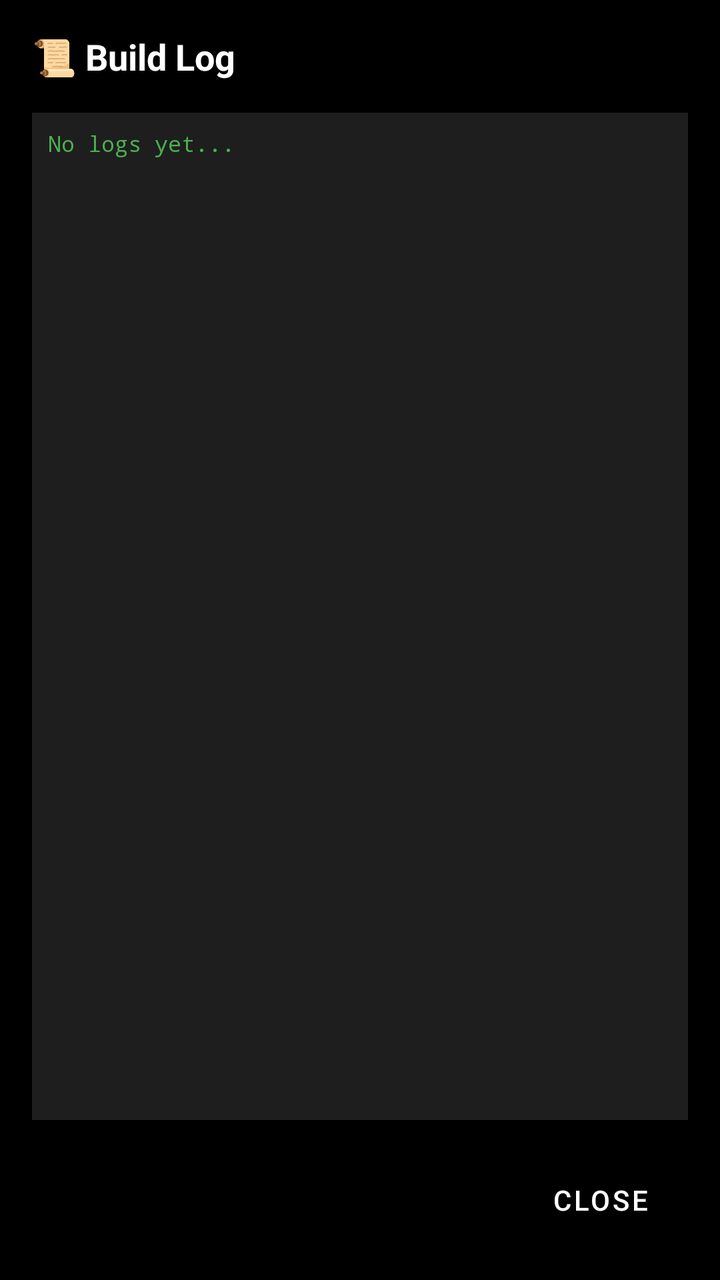
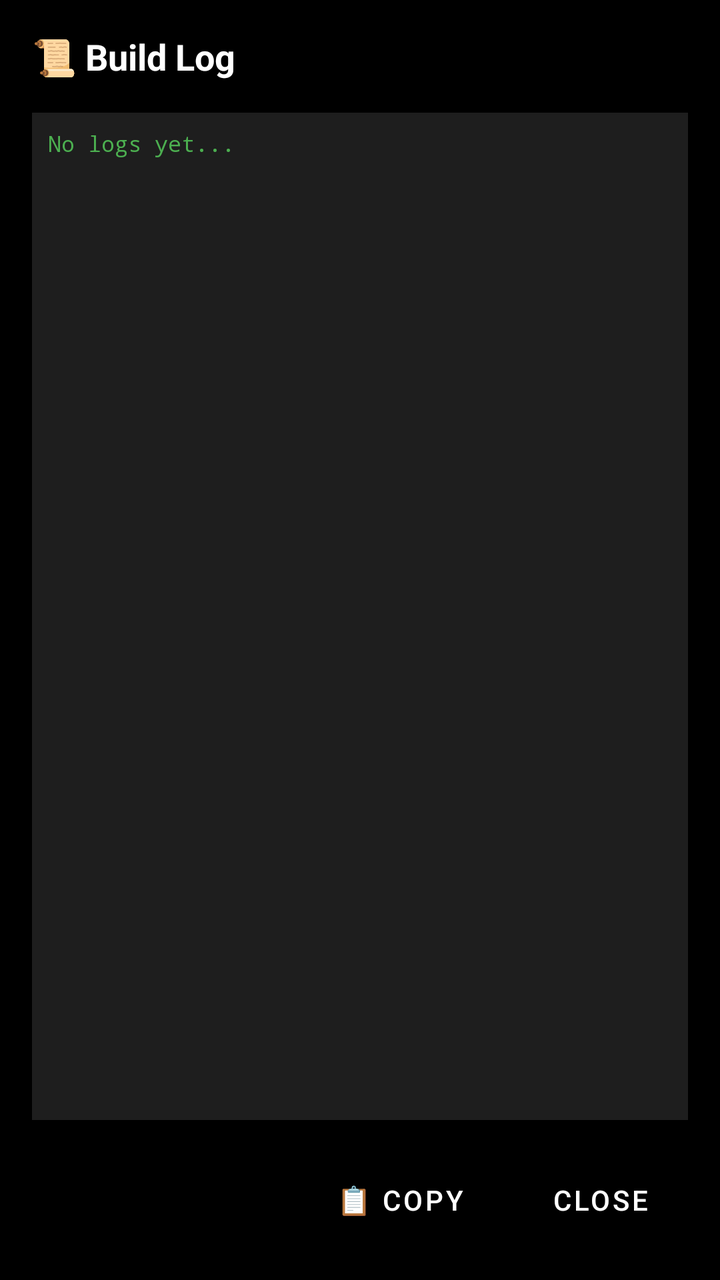

Two renders of the same Android screen: before a commit and after it. Below are the layout's source before the change and the commit's diff.
<!-- AndroidManifest.xml: application theme Theme.GitHubAPKDownloader -->
<!-- res/layout/dialog_build_log.xml -->
<?xml version="1.0" encoding="utf-8"?>
<LinearLayout xmlns:android="http://schemas.android.com/apk/res/android"
    android:layout_width="match_parent"
    android:layout_height="match_parent"
    android:orientation="vertical"
    android:padding="16dp">

    <TextView
        android:layout_width="wrap_content"
        android:layout_height="wrap_content"
        android:text="📜 Build Log"
        android:textSize="18sp"
        android:textStyle="bold"
        android:textColor="@color/white" />

    <ScrollView
        android:layout_width="match_parent"
        android:layout_height="0dp"
        android:layout_weight="1"
        android:layout_marginTop="16dp"
        android:background="#1E1E1E"
        android:padding="8dp">

        <TextView
            android:id="@+id/buildLogText"
            android:layout_width="match_parent"
            android:layout_height="wrap_content"
            android:text="No logs yet..."
            android:textSize="11sp"
            android:fontFamily="monospace"
            android:textColor="#4CAF50" />

    </ScrollView>

    <com.google.android.material.button.MaterialButton
        android:id="@+id/closeButton"
        android:layout_width="wrap_content"
        android:layout_height="wrap_content"
        android:layout_gravity="end"
        android:layout_marginTop="16dp"
        android:text="Close"
        style="@style/Widget.MaterialComponents.Button.OutlinedButton" />

</LinearLayout>
<!-- resources referenced by this layout -->
<resources>
  <color name="white">#FFFFFFFF</color>
  <style name="Theme.GitHubAPKDownloader" parent="Theme.MaterialComponents.DayNight.NoActionBar">
          <item name="colorPrimary">@color/white</item>
          <item name="colorPrimaryVariant">@color/white</item>
          <item name="colorOnPrimary">@color/black</item>
          <item name="colorSecondary">@color/github_green</item>
          <item name="colorSecondaryVariant">@color/teal_700</item>
          <item name="colorOnSecondary">@color/white</item>
          <item name="android:statusBarColor">@color/black</item>
          <item name="android:windowBackground">@color/black</item>
          <item name="android:textColorPrimary">@color/white</item>
          <item name="android:textColorSecondary">@color/white</item>
          <item name="android:textColor">@color/white</item>
          <item name="materialButtonStyle">@style/Widget.App.Button</item>
      </style>
  <color name="black">#FF000000</color>
  <color name="github_green">#2EA44F</color>
  <color name="teal_700">#FF018786</color>
  <style name="Widget.App.Button" parent="Widget.MaterialComponents.Button">
          <item name="android:textColor">@color/white</item>
          <item name="backgroundTint">@color/github_green</item>
      </style>
</resources>

<!-- the commit's change to res/layout/dialog_build_log.xml (unified diff, before → after) -->
@@ -32,13 +32,28 @@
 
     </ScrollView>
 
-    <com.google.android.material.button.MaterialButton
-        android:id="@+id/closeButton"
-        android:layout_width="wrap_content"
+    <LinearLayout
+        android:layout_width="match_parent"
         android:layout_height="wrap_content"
-        android:layout_gravity="end"
         android:layout_marginTop="16dp"
-        android:text="Close"
-        style="@style/Widget.MaterialComponents.Button.OutlinedButton" />
+        android:orientation="horizontal"
+        android:gravity="end">
+
+        <com.google.android.material.button.MaterialButton
+            android:id="@+id/copyLogButton"
+            android:layout_width="wrap_content"
+            android:layout_height="wrap_content"
+            android:layout_marginEnd="8dp"
+            android:text="📋 Copy"
+            style="@style/Widget.MaterialComponents.Button.OutlinedButton" />
+
+        <com.google.android.material.button.MaterialButton
+            android:id="@+id/closeButton"
+            android:layout_width="wrap_content"
+            android:layout_height="wrap_content"
+            android:text="Close"
+            style="@style/Widget.MaterialComponents.Button.OutlinedButton" />
+
+    </LinearLayout>
 
 </LinearLayout>
